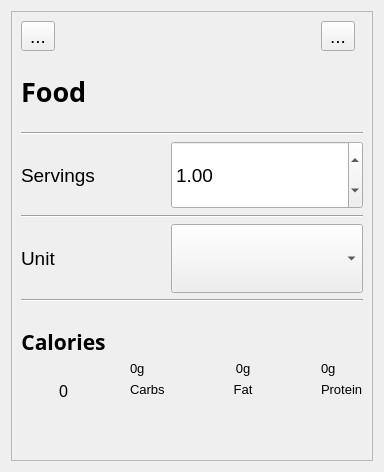
This is ui/dialogs/FoodServingEdit.ui in OpenFitnessPal/OpenFitnessPal as Qt 5 draws it before an edit. The edited form follows.
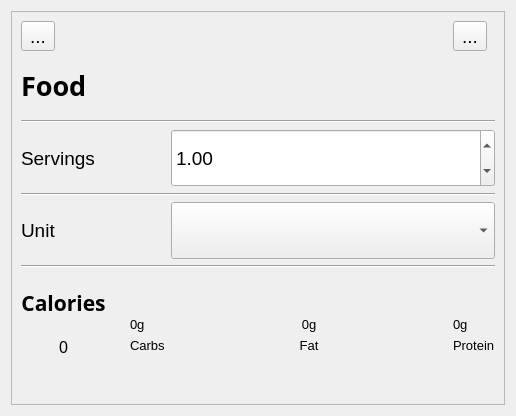
This is the edited form. Icons and pictures are not drawn.

Patch:
```diff
--- a/ui/dialogs/FoodServingEdit.ui
+++ b/ui/dialogs/FoodServingEdit.ui
@@ -6,8 +6,8 @@
    <rect>
     <x>0</x>
     <y>0</y>
-    <width>384</width>
-    <height>472</height>
+    <width>516</width>
+    <height>416</height>
    </rect>
   </property>
   <property name="font">
@@ -29,8 +29,8 @@
        <rect>
         <x>0</x>
         <y>0</y>
-        <width>364</width>
-        <height>452</height>
+        <width>496</width>
+        <height>396</height>
        </rect>
       </property>
       <layout class="QGridLayout" name="gridLayout_2">
```
Left out of the diff: 2 changed lines with no effect on the pictures.
